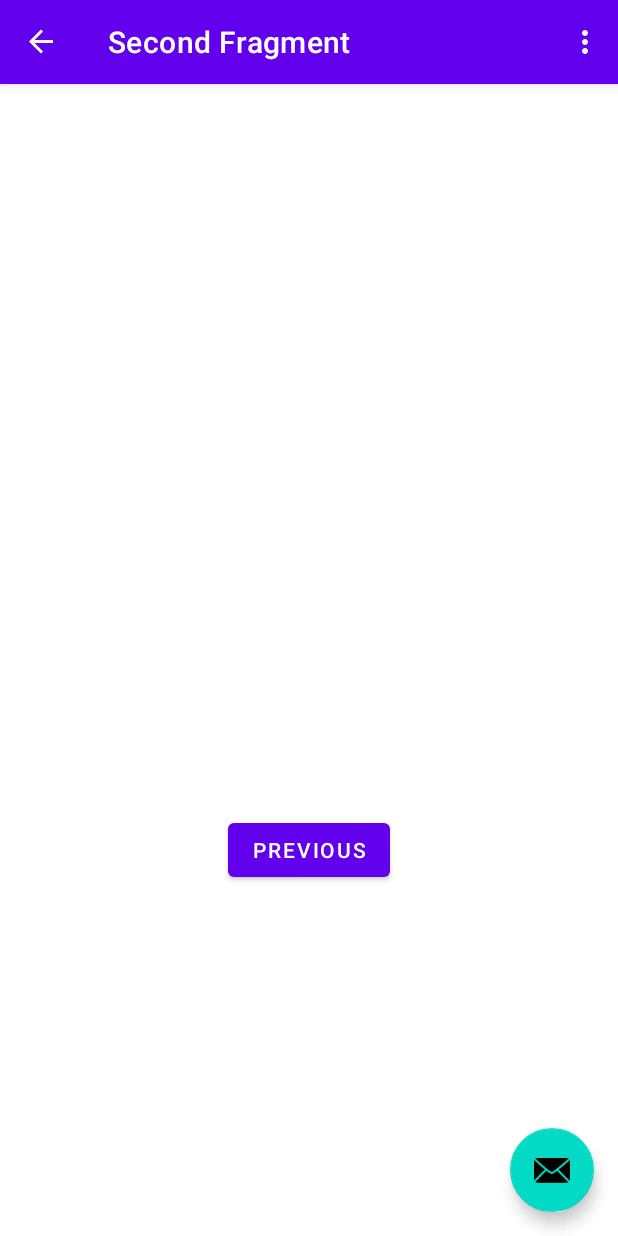
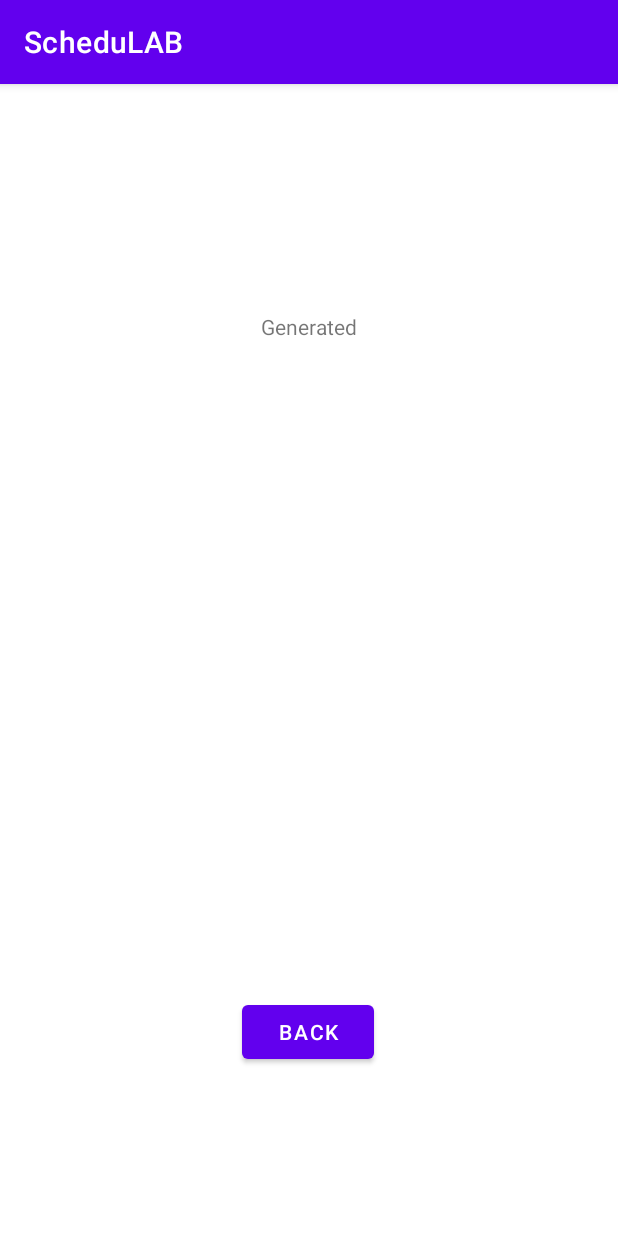
Before and after one commit to Nafizul02/ASProject, an Android app: the screen it shows after launch (MainActivity before the commit, GenerateTimeline after it), after a tap on "NEXT", on a phone screen of 412 x 824 dp. Run offline under Robolectric (Android 15) with nearby library versions, the phone set to English and light mode, and no system bars; our stand-ins replace Firebase (no records; nobody signed in at launch, a user with empty details on screens opened directly), navigation-ui; 1 statement that could not run was skipped.

Commit message:
Initial Commit with working generator

```diff
--- a/app/build.gradle
+++ b/app/build.gradle
@@ -1,5 +1,6 @@
 plugins {
     id 'com.android.application'
+    id 'com.google.gms.google-services'
 }
 
 android {
@@ -38,6 +39,8 @@ dependencies {
     implementation 'androidx.constraintlayout:constraintlayout:2.1.4'
     implementation 'androidx.navigation:navigation-fragment:2.5.3'
     implementation 'androidx.navigation:navigation-ui:2.5.3'
+    implementation 'com.google.firebase:firebase-database:20.1.0'
+    implementation 'com.google.firebase:firebase-auth:21.1.0'
     testImplementation 'junit:junit:4.13.2'
     androidTestImplementation 'androidx.test.ext:junit:1.1.4'
     androidTestImplementation 'androidx.test.espresso:espresso-core:3.5.0'
--- /dev/null
+++ b/app/src/main/java/com/example/schedulab/Course.java
@@ -0,0 +1,45 @@
+package com.example.schedulab;
+
+import android.widget.ArrayAdapter;
+
+import java.util.ArrayList;
+import java.util.Map;
+
+public class Course {
+    String code;
+    String name;
+    ArrayList<String> prereqs;
+    Map<String, Boolean> sessions;
+
+    public Course(String code, String name, ArrayList<String> prereqs, Map<String, Boolean> sessions) {
+        this.code = code;
+        this.name = name;
+        this.prereqs = prereqs;
+        this.sessions = sessions;
+    }
+
+    public Course(){}
+
+    public String getCode() {
+        return code;
+    }
+
+    public String getName() {
+        return name;
+    }
+
+    public ArrayList<String> getPrereqs() {
+        return prereqs;
+    }
+
+    public Map<String, Boolean> getSessions() {
+        return sessions;
+    }
+
+    @Override
+    public String toString() {
+        return "Course{" +
+                "code='" + code + '\'' +
+                '}';
+    }
+}
--- /dev/null
+++ b/app/src/main/java/com/example/schedulab/CourseRequest.java
@@ -0,0 +1,72 @@
+package com.example.schedulab;
+
+import android.util.Log;
+
+import java.lang.reflect.Array;
+import java.util.ArrayList;
+import java.util.Arrays;
+
+public class CourseRequest {
+    ArrayList<Course> targetCourses = new ArrayList<Course>();
+    ArrayList<Course> allCourses = new ArrayList<Course>();
+    ArrayList<Course> coursesTaken = new ArrayList<Course>();;
+
+    public CourseRequest(String[] courseRequests, ArrayList<String> coursesTaken, ArrayList<Course>
+            allCourses) {
+        this.allCourses = allCourses;
+        Log.d("allCourses","allCourses created");
+        if(coursesTaken.size()!=0) {
+            this.coursesTaken = findCourses(coursesTaken);
+            Log.d("coursesTaken", "coursesTaken 1:" + this.coursesTaken.get(0).getCode());
+        }
+        else
+            Log.d("coursesTaken", "No courses Taken");
+        ArrayList<String> reqArr = new ArrayList<>(Arrays.asList(courseRequests));
+        Log.d("targetCourses","reqArr 1:"+reqArr.get(0));
+        this.targetCourses = findCourses(reqArr);
+        Log.d("targetCourses","targetCourse 1:"+targetCourses.get(0).getCode());
+
+
+    }
+    public ArrayList<Course> computeCoursesToTake()
+    {
+        Log.d("compute","computing courses to take");
+        ArrayList<Course> courses = new ArrayList<Course>();
+        courses=findReqPrereqs(targetCourses,new ArrayList<Course>());
+        return courses;
+    }
+
+    public ArrayList<Course> findReqPrereqs(ArrayList<Course> requestedCourses, ArrayList<Course>
+            foundCourses)
+    {
+        Log.d("prereq","searching prereq");
+        ArrayList<Course> prereqCourses = new ArrayList<Course>();
+        for(Course course : requestedCourses){
+            Course theCourse = course;
+            while(!coursesTaken.contains(theCourse) //&& theCourse.getPrereqs().get(0).equals("none")
+                    && !foundCourses.contains(theCourse)){
+                Log.d("prereq","searching prereqs for "+theCourse.getCode());
+                prereqCourses=findCourses(theCourse.getPrereqs());
+                foundCourses=findReqPrereqs(prereqCourses, foundCourses);
+                foundCourses.add(theCourse);
+                Log.d("add","adding "+theCourse.getCode());
+            }
+            Log.d("prereq","finished searching for prereqs of "+theCourse.getCode());
+        }
+        Log.d("prereq","requested courses found");
+        return foundCourses;
+    }
+
+    public ArrayList<Course> findCourses(ArrayList<String> courseRequests) {
+        ArrayList<Course> foundCourses = new ArrayList<Course>();
+        for (String code: courseRequests) {
+            for (Course aCourse : allCourses) {
+                if (aCourse.getCode().equals(code)){
+                    foundCourses.add(aCourse);
+                    break;
+                }
+            }
+        }
+        return foundCourses;
+    }
+}
--- a/app/src/main/java/com/example/schedulab/FirstFragment.java
+++ b/app/src/main/java/com/example/schedulab/FirstFragment.java
@@ -1,5 +1,6 @@
 package com.example.schedulab;
 
+import android.content.Intent;
 import android.os.Bundle;
 import android.view.LayoutInflater;
 import android.view.View;
@@ -32,8 +33,7 @@ public class FirstFragment extends Fragment {
         binding.buttonFirst.setOnClickListener(new View.OnClickListener() {
             @Override
             public void onClick(View view) {
-                NavHostFragment.findNavController(FirstFragment.this)
-                        .navigate(R.id.action_FirstFragment_to_SecondFragment);
+                startActivity(new Intent(getActivity(), GenerateTimeline.class));
             }
         });
     }
--- /dev/null
+++ b/app/src/main/java/com/example/schedulab/GenerateTimeline.java
@@ -0,0 +1,332 @@
+package com.example.schedulab;
+
+import androidx.annotation.NonNull;
+import androidx.appcompat.app.AppCompatActivity;
+
+import android.annotation.SuppressLint;
+import android.content.Context;
+import android.content.Intent;
+import android.os.Bundle;
+import android.util.Log;
+import android.util.Pair;
+import android.view.View;
+import android.widget.Toast;
+
+import com.example.schedulab.databinding.ActivityGenerateTimelineBinding;
+import com.example.schedulab.databinding.ActivityGenerateTimelineBinding;
+import com.google.firebase.auth.FirebaseAuth;
+import com.google.firebase.auth.FirebaseUser;
+import com.google.firebase.database.DataSnapshot;
+import com.google.firebase.database.DatabaseError;
+import com.google.firebase.database.DatabaseReference;
+import com.google.firebase.database.FirebaseDatabase;
+import com.google.firebase.database.ValueEventListener;
+
+import java.lang.reflect.Array;
+import java.text.DateFormat;
+import java.text.SimpleDateFormat;
+import java.util.ArrayList;
+import java.util.Calendar;
+import java.util.Date;
+import java.util.HashMap;
+import java.util.Iterator;
+import java.util.List;
+import java.util.Map;
+
+public class GenerateTimeline extends AppCompatActivity {
+
+    User user;
+
+    SimpleDateFormat sdf = new SimpleDateFormat("MM/dd/yyyy");
+    String currentDate=sdf.format(new Date());
+
+    DatabaseReference UserRef;
+    DatabaseReference CourseRef;
+    ArrayList<String> coursesTaken = new ArrayList<String>();
+    String Uid = "n16PeY7fz4cIgWy7xtupfiMyVHA2";
+    FirebaseUser fUser;
+
+    private ActivityGenerateTimelineBinding binding;
+    @Override
+    protected void onCreate(Bundle savedInstanceState) {
+        super.onCreate(savedInstanceState);
+        binding = ActivityGenerateTimelineBinding.inflate(getLayoutInflater());
+        setContentView(R.layout.activity_generate_timeline);
+
+        //fUser = FirebaseAuth.getInstance().getCurrentUser();
+        //Uid = fUser.getUid();
+
+        UserRef = FirebaseDatabase.getInstance().getReference().child("Users");
+        CourseRef = FirebaseDatabase.getInstance().getReference().child("Courses");
+        /*
+        Intent i=getIntent();
+        Bundle bundle = i.getExtras();
+        String s = bundle.getString("input");
+*/
+        UserRef.addValueEventListener(new ValueEventListener() {//THIS WORKS
+            @Override
+            public void onDataChange(@NonNull DataSnapshot snapshot) {
+                for(DataSnapshot users : snapshot.getChildren()){
+                    Map<String, Object> courseMap = (HashMap<String, Object>) users.getValue();
+                    String fullName = (String)courseMap.get("fullName");
+
+                    Log.d("check",fullName);
+                }
+            }
+
+            @Override
+            public void onCancelled(@NonNull DatabaseError error) {
+
+            }
+        });
+
+        UserRef.addValueEventListener(new ValueEventListener() {//THIS WORKS
+            @Override
+            public void onDataChange(@NonNull DataSnapshot snapshot) {
+                for(DataSnapshot users : snapshot.getChildren()){
+                    Map<String, Object> userMap = (HashMap<String, Object>) users.getValue();
+                    //String fullName = (String)userMap.get("fullName");
+                    if(users.child("key").equals(Uid))
+                     coursesTaken = (ArrayList<String>)  userMap.get("coursesTaken");
+
+                    Log.d("check",coursesTaken.get(0));
+                }
+            }
+
+            @Override
+            public void onCancelled(@NonNull DatabaseError error) {
+
+            }
+        });
+
+        UserRef.child(Uid).addValueEventListener(new ValueEventListener() {//This doesn't work
+            @Override
+            public void onDataChange(@NonNull DataSnapshot snapshot) {
+                user = snapshot.getValue(User.class);
+                Log.d("checkCourseTaken", user.getFullName());
+
+                //for(DataSnapshot users : snapshot.getChildren()){
+                  //  if(users.child("key").equals())
+                    //    Log.d("usercheck",users.toString());
+                    //Map<String, Object> userMap = (HashMap<String, Object>) snapshot.getValue();
+                    //ArrayList<String> coursesTaken = snapshot.child("coursesTaken").getValue(ArrayList<String>);
+                }
+
+
+            @Override
+            public void onCancelled(@NonNull DatabaseError error) {
+
+            }
+        });
+        //coursesTaken=user.getCoursesTaken();
+
+        ArrayList<String> c1pre = new ArrayList<String>();//A08
+        c1pre.add("none");
+        Map<String, Boolean> c1sess = new HashMap<>();
+        c1sess.put("aFall", true);
+        c1sess.put("bWinter", true);
+        c1sess.put("cSummer", false);
+        Course c1 = new Course("CSCA08","A08",c1pre,c1sess);
+
+        ArrayList<String> c2pre = new ArrayList<String>();//A48
+        c2pre.add("CSCA08");
+        Map<String, Boolean> c2sess = new HashMap<>();
+        c2sess.put("aFall", false);
+        c2sess.put("bWinter", true);
+        c2sess.put("cSummer", true);
+        Course c2 = new Course("CSCA48","A48",c2pre,c2sess);
+
+        ArrayList<String> c3pre = new ArrayList<String>();//B07
+        c3pre.add("CSCA48");
+        Map<String, Boolean> c3sess = new HashMap<>();
+        c3sess.put("aFall", true);
+        c3sess.put("bWinter", true);
+        c3sess.put("cSummer", false);
+        Course c3 = new Course("CSCB07","B07",c3pre,c3sess);
+
+        ArrayList<String> c4pre = new ArrayList<String>();//B09
+        c4pre.add("CSCA48");
+        Map<String, Boolean> c4sess = new HashMap<>();
+        c4sess.put("aFall", false);
+        c4sess.put("bWinter", true);
+        c4sess.put("cSummer", true);
+        Course c4 = new Course("CSCB09","B09",c4pre,c4sess);
+
+        ArrayList<String> c5pre = new ArrayList<String>();//A67
+        c5pre.add("none");
+        Map<String, Boolean> c5sess = new HashMap<>();
+        c5sess.put("aFall", true);
+        c5sess.put("bWinter", true);
+        c5sess.put("cSummer", false);
+        Course c5 = new Course("CSCA67","A67",c5pre,c5sess);
+
+        ArrayList<String> c6pre = new ArrayList<String>();//B36
+        c6pre.add("CSCA48");
+        c6pre.add("CSCA67");
+        Map<String, Boolean> c6sess = new HashMap<>();
+        c6sess.put("aFall", true);
+        c6sess.put("bWinter", false);
+        c6sess.put("cSummer", true);
+        Course c6 = new Course("CSCB36","B36",c6pre,c6sess);
+
+        ArrayList<String> c7pre = new ArrayList<String>();//B63
+        c7pre.add("CSCB36");
+        Map<String, Boolean> c7sess = new HashMap<>();
+        c7sess.put("aFall", true);
+        c7sess.put("bWinter", true);
+        c7sess.put("cSummer", false);
+        Course c7 = new Course("CSCB63","B63",c7pre,c7sess);
+
+        ArrayList<String> c8pre = new ArrayList<String>();//C24
+        c8pre.add("CSCB07");
+        c8pre.add("CSCB09");
+        Map<String, Boolean> c8sess = new HashMap<>();
+        c8sess.put("aFall", false);
+        c8sess.put("bWinter", true);
+        c8sess.put("cSummer", true);
+        Course c8 = new Course("CSCC24","C24",c8pre,c8sess);
+
+        ArrayList<String> c9pre = new ArrayList<String>();//C63
+        c9pre.add("CSCB63");
+        c9pre.add("CSCB36");
+        Map<String, Boolean> c9sess = new HashMap<>();
+        c9sess.put("aFall", true);
+        c9sess.put("bWinter", true);
+        c9sess.put("cSummer", false);
+        Course c9 = new Course("CSCC63","C63",c9pre,c9sess);
+
+        ArrayList<Course> allCourses = new ArrayList<Course>();
+        allCourses.add(c1);
+        allCourses.add(c2);
+        allCourses.add(c3);
+        allCourses.add(c4);
+        allCourses.add(c5);
+        allCourses.add(c6);
+        allCourses.add(c7);
+        allCourses.add(c8);
+        allCourses.add(c9);
+        String[] courseRequestsList={"CSCC24","CSCC63"};
+
+        //ArrayList<String> coursesTaken = new ArrayList<String>();
+        coursesTaken.add("CSCA08");
+        coursesTaken.add("CSCA48");
+        coursesTaken.add("CSCA67");
+
+
+        if (coursesTaken.size()==0)
+            Log.d("coursesTaken", "0 courses taken");
+        CourseRequest req =new CourseRequest(courseRequestsList, coursesTaken, allCourses);
+        ArrayList<Course> reqCourse = new ArrayList<Course>();
+        reqCourse = req.computeCoursesToTake();
+        for(Course c: reqCourse)
+            Log.d("GenerateTimeline","Courses required: "+c.getCode());
+
+        Log.d("time",currentDate);
+
+        ArrayList<Pair<String,String>> tableData = bundleCourseAndSession(reqCourse);
+        for(Pair pair : tableData)
+            Log.d("GenerateTableData",pair.first.toString()+" "+pair.second.toString());
+        binding.backbutton.setOnClickListener(new View.OnClickListener(){
+            @Override
+            public void onClick(View view) {
+                startActivity(new Intent(GenerateTimeline.this, FirstFragment.class));
+            }
+        });
+
+    }
+
+    public int getSemester(){
+        int month = Integer.parseInt(currentDate.substring(0,2));
+        if(month<=4) //Jan,Feb,Mar,April
+            return 0;
+        else if (month<=8) //May,Jun,Jul,Aug
+            return 1;
+        else //Sep,Oct,Nov,Dec
+            return 2;
+    }
+
+    public boolean canBeTaken(Course course, ArrayList<String> coursesTaken){
+        List<String> prereq = new ArrayList<String>();
+        prereq = course.getPrereqs();
+        String courseCode="none";
+        for(String code : prereq){
+            courseCode=code;
+            if(code.equals("None") || code.equals("none")) {
+                //Log.d("basicCourse",code+" has no prereq");
+                return true;
+            }
+            if(!coursesTaken.contains(code)) {
+                //Log.d("courseNotTaken",code+" was never taken");
+                return false;
+            }
+        }
+        //Log.d("eligibleSuccess",courseCode+" can be taken");
+        return true;
+    }
+
+    @SuppressLint("SuspiciousIndentation")
+    public ArrayList<Pair<String, String>> bundleCourseAndSession(ArrayList<Course> coursesWanted){
+        ArrayList<String> temp = new ArrayList<String>();
+        temp=coursesTaken;
+        int addYear=0;
+        ArrayList<Pair<String,String>> courseBundle = new ArrayList<Pair<String,String>>();
+        int sems = getSemester();
+        while(coursesWanted.size()>0){
+            //Log.d("courseWantedLoop","Size>0");
+            for(int i=0;i<3;i++){
+                if(!(coursesWanted.size()>0))
+                    break;
+                i+=sems;
+                sems=0;
+                String coursesTaken="";
+                String currentSession;
+                String session;
+                if(i==0){
+                    currentSession="Winter ";
+                    session="bWinter";
+                }
+                else if(i==1) {
+                    currentSession = "Summer ";
+                    session="cSummer";
+                }
+                else {
+                    currentSession = "Fall ";
+                    session="aFall";
+                }
+                int currentYear = Integer.parseInt(currentDate.substring(6));
+                currentSession+=currentYear+addYear;
+                currentSession+=" :";
+                //Log.d("semesterLoop","i: "+i);
+
+                Iterator itr = coursesWanted.iterator();
+                ArrayList<String> toBeTemped = new ArrayList<String>();
+                while(itr.hasNext()){
+                    Course course = (Course)itr.next();
+                    //Log.d("coursecheck","checking: "+course.getCode());
+
+
+                    boolean sessionMatched = course.getSessions().get(session);
+                    boolean eligible = canBeTaken(course,temp);
+                    //Log.d("sessionreport",currentSession+": "+sessionMatched);
+                    //Log.d("eligibilityreport","course can be taken: "+eligible);
+                    if(sessionMatched && eligible){
+                        coursesTaken+=course.getCode()+", ";
+                        toBeTemped.add(course.getCode());
+                        //Log.d("deletecourse","deleted "+course.getCode());
+                        itr.remove();
+                    }
+                }
+                for(String code : toBeTemped)
+                    temp.add(code);
+                Pair<String,String> pair = new Pair<String,String>(currentSession,coursesTaken.
+                        substring(0,coursesTaken.length()-2));
+                courseBundle.add(pair);
+                if(i==2)
+                    addYear++;
+            }
+
+            //coursesWanted.remove();
+        }
+        return courseBundle;
+    }
+}
--- /dev/null
+++ b/app/src/main/java/com/example/schedulab/User.java
@@ -0,0 +1,61 @@
+package com.example.schedulab;
+
+import java.util.ArrayList;
+
+public class User {
+    String fullName;
+    String age;
+    String email;
+    String studentID;
+    ArrayList<String> coursesTaken;
+
+    public User(String fullName, String age, String email, String studentID, ArrayList<String> coursesTaken) {
+        this.fullName = fullName;
+        this.age = age;
+        this.email = email;
+        this.studentID = studentID;
+        this.coursesTaken = coursesTaken;
+    }
+
+    public User(){this.coursesTaken = new ArrayList<>();}
+
+    public String getFullName() {
+        return fullName;
+    }
+
+    public String getAge() {
+        return age;
+    }
+
+    public String getEmail() {
+        return email;
+    }
+
+    public String getStudentID() {
+        return studentID;
+    }
+
+    public ArrayList<String> getCoursesTaken() {
+        return coursesTaken;
+    }
+
+    public void setFullName(String fullName) {
+        this.fullName = fullName;
+    }
+
+    public void setAge(String age) {
+        this.age = age;
+    }
+
+    public void setEmail(String email) {
+        this.email = email;
+    }
+
+    public void setStudentID(String studentID) {
+        this.studentID = studentID;
+    }
+
+    public void setCoursesTaken(ArrayList<String> coursesTaken) {
+        this.coursesTaken = coursesTaken;
+    }
+}
--- /dev/null
+++ b/app/src/main/res/layout/activity_generate_timeline.xml
@@ -0,0 +1,29 @@
+<?xml version="1.0" encoding="utf-8"?>
+<androidx.constraintlayout.widget.ConstraintLayout xmlns:android="http://schemas.android.com/apk/res/android"
+    xmlns:app="http://schemas.android.com/apk/res-auto"
+    xmlns:tools="http://schemas.android.com/tools"
+    android:layout_width="match_parent"
+    android:layout_height="match_parent"
+    tools:context=".GenerateTimeline">
+
+    <Button
+        android:id="@+id/backbutton"
+        android:layout_width="wrap_content"
+        android:layout_height="wrap_content"
+        android:layout_marginBottom="112dp"
+        android:text="Back"
+        app:layout_constraintBottom_toBottomOf="parent"
+        app:layout_constraintEnd_toEndOf="parent"
+        app:layout_constraintHorizontal_bias="0.498"
+        app:layout_constraintStart_toStartOf="parent" />
+
+    <TextView
+        android:id="@+id/tvGenerate"
+        android:layout_width="wrap_content"
+        android:layout_height="wrap_content"
+        android:layout_marginTop="152dp"
+        android:text="Generated"
+        app:layout_constraintEnd_toEndOf="parent"
+        app:layout_constraintStart_toStartOf="parent"
+        app:layout_constraintTop_toTopOf="parent" />
+</androidx.constraintlayout.widget.ConstraintLayout>
--- a/build.gradle
+++ b/build.gradle
@@ -1,4 +1,8 @@
-// Top-level build file where you can add configuration options common to all sub-projects/modules.
+buildscript {
+    dependencies {
+        classpath 'com.google.gms:google-services:4.3.14'
+    }
+}// Top-level build file where you can add configuration options common to all sub-projects/modules.
 plugins {
     id 'com.android.application' version '7.3.1' apply false
     id 'com.android.library' version '7.3.1' apply false
```
Also changed, not shown: app/src/main/AndroidManifest.xml (+7 -0 lines), 1 other file.
